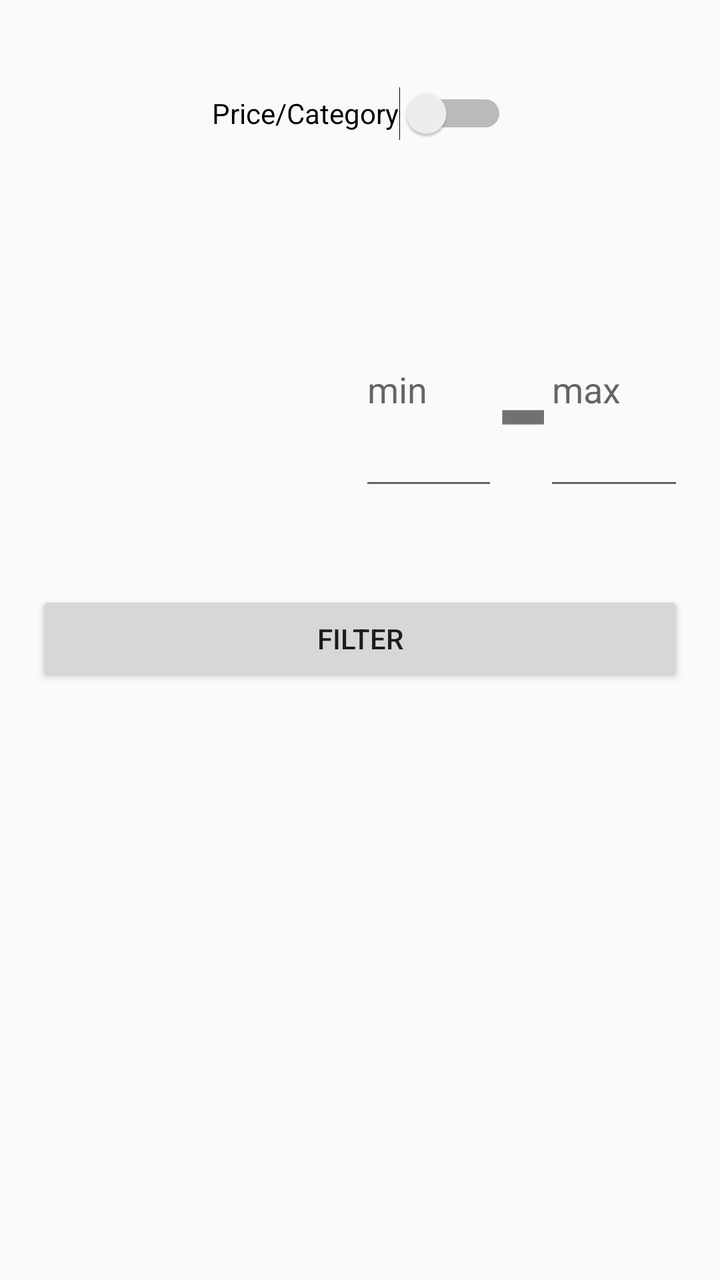
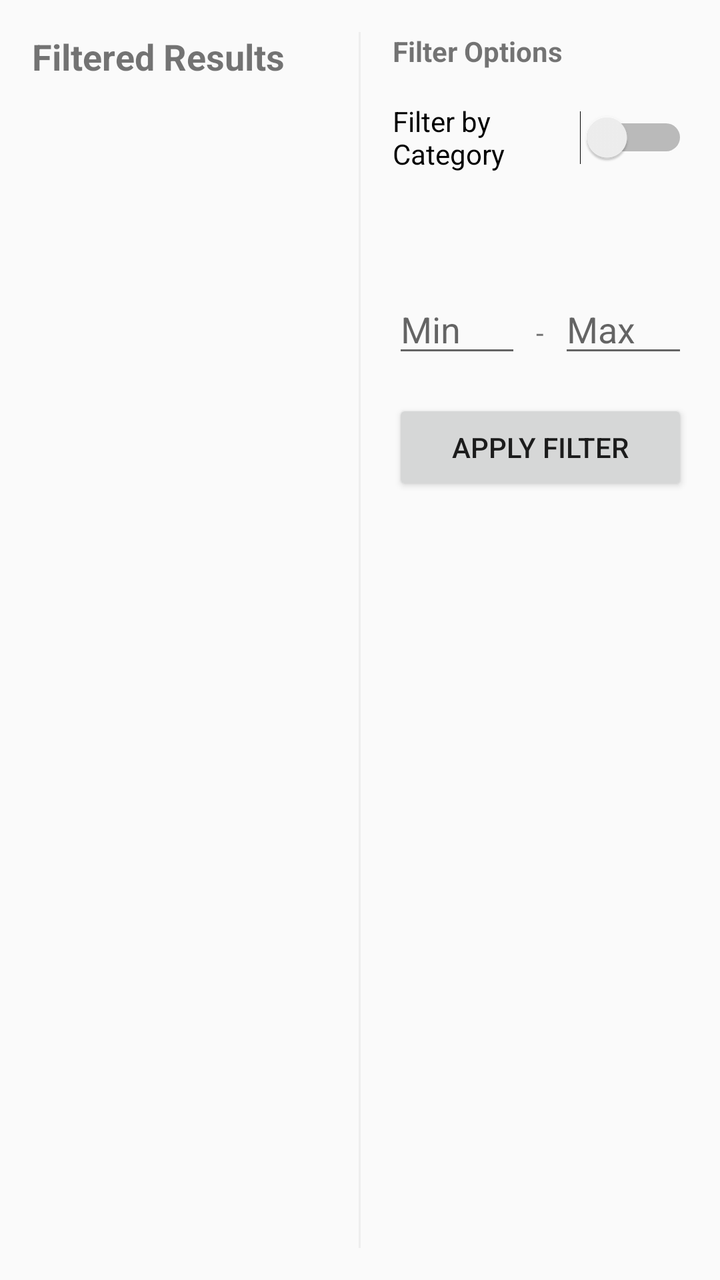

Two renders of the same Android screen: before a commit and after it. Below are the layout's source before the change and the commit's diff.
<!-- AndroidManifest.xml: application theme Theme.AppCompat.DayNight.DarkActionBar -->
<!-- res/layout/activity_filtering.xml -->
<?xml version="1.0" encoding="utf-8"?>
<LinearLayout xmlns:android="http://schemas.android.com/apk/res/android"
    xmlns:app="http://schemas.android.com/apk/res-auto"
    xmlns:tools="http://schemas.android.com/tools"
    android:id="@+id/main"
    android:layout_width="match_parent"
    android:layout_height="match_parent"
    tools:context=".FilteringActivity">

    <Space
        android:layout_width="0dp"
        android:layout_height="match_parent"
        android:layout_weight="5" />

    <LinearLayout
        android:layout_width="0dp"
        android:layout_height="match_parent"
        android:layout_weight="90"
        android:orientation="vertical">

        <Space
            android:layout_width="match_parent"
            android:layout_height="0dp"
            android:layout_weight="5" />

        <Switch
            android:id="@+id/priceCatSwitch"
            android:layout_width="wrap_content"
            android:layout_height="0dp"
            android:layout_gravity="center"
            android:layout_weight="15"
            android:onClick="switchMod"
            android:text="Price/Category" />

        <Space
            android:layout_width="match_parent"
            android:layout_height="0dp"
            android:layout_weight="10" />

        <LinearLayout
            android:layout_width="match_parent"
            android:layout_height="0dp"
            android:layout_weight="25"
            android:orientation="horizontal">

            <Spinner
                android:id="@+id/filterSpinCat"
                android:layout_width="0dp"
                android:layout_height="match_parent"
                android:layout_weight="30"
                android:visibility="invisible" />

            <Space
                android:layout_width="0dp"
                android:layout_height="match_parent"
                android:layout_weight="5" />

            <EditText
                android:id="@+id/eTMinPrice"
                android:layout_width="0dp"
                android:layout_height="match_parent"
                android:layout_weight="15"
                android:ems="10"
                android:hint="min"
                android:inputType="numberDecimal" />

            <TextView
                android:id="@+id/textView2"
                android:layout_width="0dp"
                android:layout_height="wrap_content"
                android:layout_gravity="center"
                android:layout_weight="5"
                android:gravity="center"
                android:text="-"
                android:textSize="96sp" />

            <EditText
                android:id="@+id/eTMaxPrice"
                android:layout_width="0dp"
                android:layout_height="match_parent"
                android:layout_weight="15"
                android:ems="10"
                android:hint="max"
                android:inputType="numberDecimal" />
        </LinearLayout>

        <Space
            android:layout_width="match_parent"
            android:layout_height="0dp"
            android:layout_weight="10" />

        <Button
            android:id="@+id/button3"
            android:layout_width="match_parent"
            android:layout_height="wrap_content"
            android:onClick="filter"
            android:text="Filter" />

        <Space
            android:layout_width="match_parent"
            android:layout_height="0dp"
            android:layout_weight="10" />

        <ListView
            android:id="@+id/filteringLv"
            android:layout_width="match_parent"
            android:layout_height="0dp"
            android:layout_weight="50" />

        <Space
            android:layout_width="match_parent"
            android:layout_height="0dp"
            android:layout_weight="5" />
    </LinearLayout>

    <Space
        android:layout_width="0dp"
        android:layout_height="match_parent"
        android:layout_weight="5" />
</LinearLayout>
<!-- resources referenced by this layout -->
<resources>

</resources>

<!-- the commit's change to res/layout/activity_filtering.xml (unified diff, before → after) -->
@@ -2,119 +2,104 @@
 <LinearLayout xmlns:android="http://schemas.android.com/apk/res/android"
     xmlns:app="http://schemas.android.com/apk/res-auto"
     xmlns:tools="http://schemas.android.com/tools"
-    android:id="@+id/main"
     android:layout_width="match_parent"
     android:layout_height="match_parent"
+    android:orientation="horizontal"
+    android:padding="16dp"
     tools:context=".FilteringActivity">
-
-    <Space
-        android:layout_width="0dp"
-        android:layout_height="match_parent"
-        android:layout_weight="5" />
 
     <LinearLayout
         android:layout_width="0dp"
         android:layout_height="match_parent"
-        android:layout_weight="90"
-        android:orientation="vertical">
+        android:layout_weight="1"
+        android:orientation="vertical"
+        android:layout_marginEnd="16dp">
 
-        <Space
+        <TextView
             android:layout_width="match_parent"
-            android:layout_height="0dp"
-            android:layout_weight="5" />
+            android:layout_height="wrap_content"
+            android:text="Filtered Results"
+            android:textSize="18sp"
+            android:textStyle="bold"
+            android:paddingBottom="8dp" />
+
+        <ListView
+            android:id="@+id/filteringLv"
+            android:layout_width="match_parent"
+            android:layout_height="match_parent" />
+    </LinearLayout>
+
+    <View
+        android:layout_width="1dp"
+        android:layout_height="match_parent"
+        android:background="#EEEEEE" />
+
+    <LinearLayout
+        android:layout_width="0dp"
+        android:layout_height="match_parent"
+        android:layout_weight="1"
+        android:orientation="vertical"
+        android:layout_marginStart="16dp">
+
+        <TextView
+            android:layout_width="match_parent"
+            android:layout_height="wrap_content"
+            android:text="Filter Options"
+            android:textStyle="bold"
+            android:layout_marginBottom="16dp" />
 
         <Switch
             android:id="@+id/priceCatSwitch"
-            android:layout_width="wrap_content"
-            android:layout_height="0dp"
-            android:layout_gravity="center"
-            android:layout_weight="15"
+            android:layout_width="match_parent"
+            android:layout_height="wrap_content"
             android:onClick="switchMod"
-            android:text="Price/Category" />
+            android:text="Filter by Category"
+            android:layout_marginBottom="16dp" />
 
-        <Space
+        <Spinner
+            android:id="@+id/filterSpinCat"
             android:layout_width="match_parent"
-            android:layout_height="0dp"
-            android:layout_weight="10" />
+            android:layout_height="wrap_content"
+            android:layout_marginBottom="16dp"
+            android:visibility="invisible" />
 
         <LinearLayout
+            android:id="@+id/priceRangeLayout"
             android:layout_width="match_parent"
-            android:layout_height="0dp"
-            android:layout_weight="25"
-            android:orientation="horizontal">
-
-            <Spinner
-                android:id="@+id/filterSpinCat"
-                android:layout_width="0dp"
-                android:layout_height="match_parent"
-                android:layout_weight="30"
-                android:visibility="invisible" />
-
-            <Space
-                android:layout_width="0dp"
-                android:layout_height="match_parent"
-                android:layout_weight="5" />
+            android:layout_height="wrap_content"
+            android:orientation="horizontal"
+            android:layout_marginBottom="16dp">
 
             <EditText
                 android:id="@+id/eTMinPrice"
                 android:layout_width="0dp"
-                android:layout_height="match_parent"
-                android:layout_weight="15"
-                android:ems="10"
-                android:hint="min"
+                android:layout_height="wrap_content"
+                android:layout_weight="1"
+                android:hint="Min"
                 android:inputType="numberDecimal" />
 
             <TextView
-                android:id="@+id/textView2"
-                android:layout_width="0dp"
+                android:layout_width="wrap_content"
                 android:layout_height="wrap_content"
-                android:layout_gravity="center"
-                android:layout_weight="5"
-                android:gravity="center"
-                android:text="-"
-                android:textSize="96sp" />
+                android:text=" - "
+                android:padding="4dp" />
 
             <EditText
                 android:id="@+id/eTMaxPrice"
                 android:layout_width="0dp"
-                android:layout_height="match_parent"
-                android:layout_weight="15"
-                android:ems="10"
-                android:hint="max"
+                android:layout_height="wrap_content"
+                android:layout_weight="1"
+                android:hint="Max"
                 android:inputType="numberDecimal" />
         </LinearLayout>
-
-        <Space
-            android:layout_width="match_parent"
-            android:layout_height="0dp"
-            android:layout_weight="10" />
 
         <Button
             android:id="@+id/button3"
             android:layout_width="match_parent"
             android:layout_height="wrap_content"
             android:onClick="filter"
-            android:text="Filter" />
+            android:text="Apply Filter" />
 
-        <Space
-            android:layout_width="match_parent"
-            android:layout_height="0dp"
-            android:layout_weight="10" />
-
-        <ListView
-            android:id="@+id/filteringLv"
-            android:layout_width="match_parent"
-            android:layout_height="0dp"
-            android:layout_weight="50" />
-
-        <Space
-            android:layout_width="match_parent"
-            android:layout_height="0dp"
-            android:layout_weight="5" />
     </LinearLayout>
 
-    <Space
-        android:layout_width="0dp"
-        android:layout_height="match_parent"
-        android:layout_weight="5" />
 </LinearLayout>
